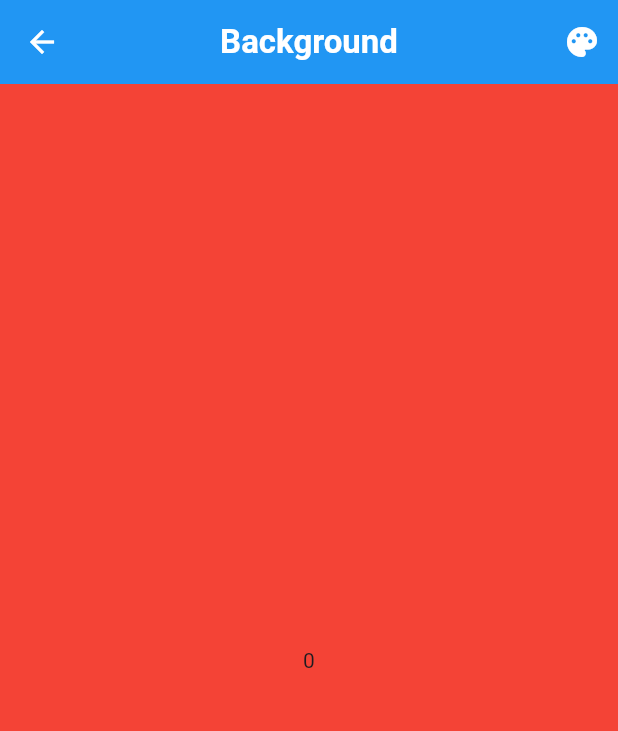
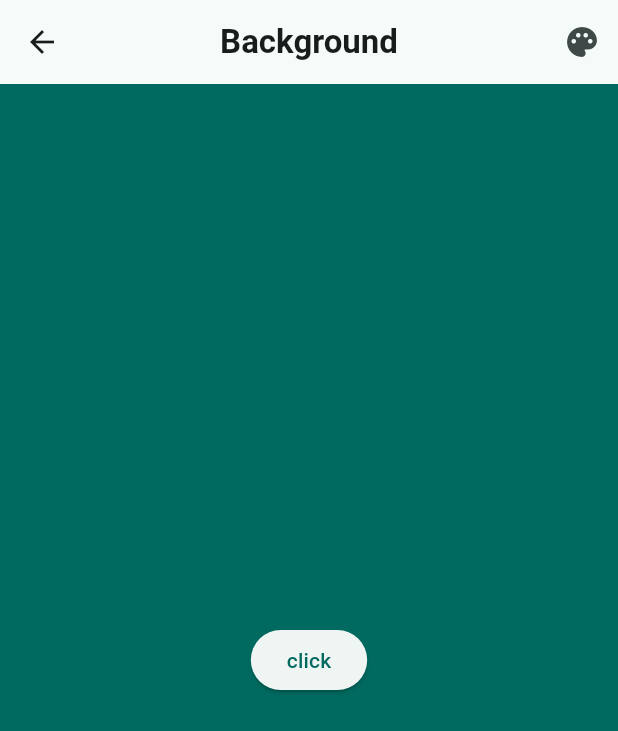
Before and after one commit to ThinkCode-IT-Solutions/App-Dev-005, a Flutter app: the screen it shows after launch, on a phone screen of 412 x 824 dp. Shown: the top 731 px of the screen. Run offline on Flutter 3.47's test engine with Material 3 defaults, Android fonts, the phone set to English and light mode, and no system bars.

Commit message:
flutter themes started

```diff
--- a/lib/main.dart
+++ b/lib/main.dart
@@ -22,6 +22,16 @@ class BookApp extends StatelessWidget{
   Widget build(BuildContext context){
     return MaterialApp(
       title: "Book App",
+      theme: ThemeData(
+        brightness: Brightness.light,
+        colorScheme: ColorScheme.fromSeed(seedColor: Colors.teal,brightness: Brightness.light),
+      ) ,
+      darkTheme: ThemeData(
+        brightness: Brightness.dark,
+        colorScheme: ColorScheme.fromSeed(seedColor: Colors.deepOrange,brightness: Brightness.dark)
+      ),
+      themeMode: ThemeMode.light,
+
       debugShowCheckedModeBanner: false,
       home: Backgroundchanger(),
     );
--- a/lib/pages/backgroundChanger.dart
+++ b/lib/pages/backgroundChanger.dart
@@ -11,6 +11,7 @@ class Backgroundchanger extends StatefulWidget {
 class _BackgroundChangerState extends State<Backgroundchanger> {
   int index = 0;
   Widget build(BuildContext context) {
+    final theme = Theme.of(context);
     List<Color> bgColors = [
       Colors.red,
       Colors.green,
@@ -39,13 +40,12 @@ class _BackgroundChangerState extends State<Backgroundchanger> {
       appBar: AppBar(
         title: Text(
           "Background",
-          style: TextStyle(color: Colors.white, fontWeight: FontWeight.bold),
+          style: TextStyle( fontWeight: FontWeight.bold),
         ),
-        backgroundColor: Colors.blue,
         centerTitle: true,
         leading: IconButton(
           onPressed: () {},
-          icon: Icon(Icons.arrow_back, color: Colors.white),
+          icon: Icon(Icons.arrow_back, ),
         ),
         actions: [
           IconButton(
@@ -63,7 +63,7 @@ class _BackgroundChangerState extends State<Backgroundchanger> {
               print("$index is the new index value");
               print("$activeColor is the new color");
             },
-            icon: Icon(Icons.palette, color: Colors.white),
+            icon: Icon(Icons.palette, ),
           ),
         ],
       ),
@@ -71,9 +71,10 @@ class _BackgroundChangerState extends State<Backgroundchanger> {
       body: Container(
         width: double.infinity,
         height: double.infinity,
-        color: activeColor,
+        color: theme.colorScheme.primary,
         child: Center(
-          child: Text(index.toString()),
+          child: ElevatedButton(onPressed: (){},child: Text("click"),),
+          // child: Text(index.toString()),
         ),
       ),
     );
```
